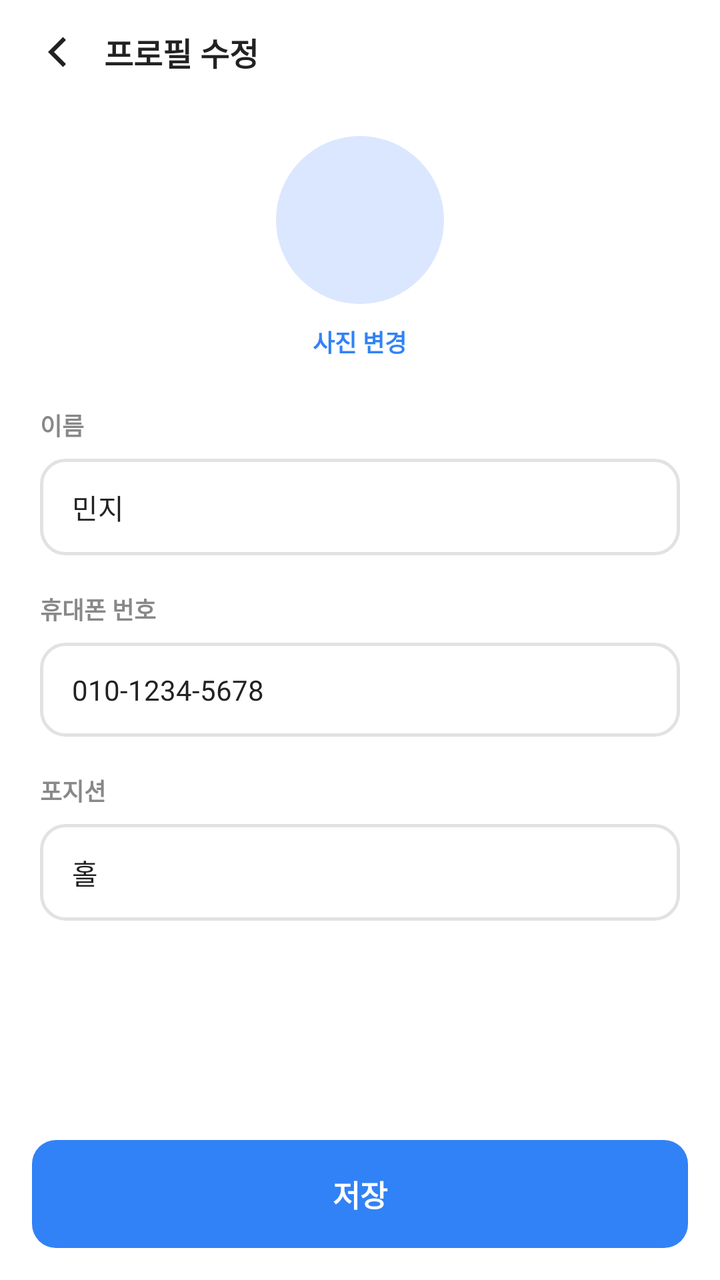
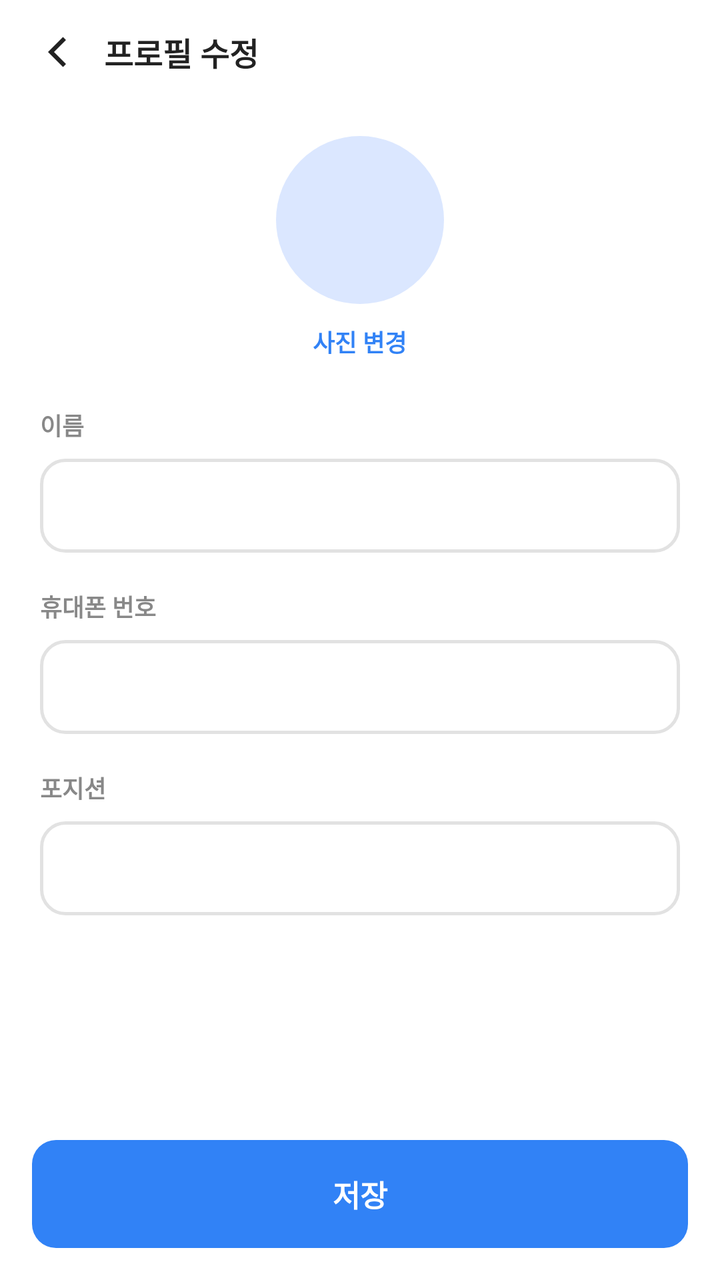

An Android layout rendered at two revisions. The XML below is the earlier revision; the diff shows what the commit changed to produce the second picture.
<!-- AndroidManifest.xml: application theme Theme.PTManagerEmployee -->
<!-- res/layout/activity_profile_edit.xml -->
<?xml version="1.0" encoding="utf-8"?>
<LinearLayout xmlns:android="http://schemas.android.com/apk/res/android"
    android:id="@+id/profile_root"
    android:layout_width="match_parent"
    android:layout_height="match_parent"
    android:orientation="vertical"
    android:background="@color/white">

    <LinearLayout
        android:layout_width="match_parent"
        android:layout_height="wrap_content"
        android:orientation="horizontal"
        android:gravity="center_vertical"
        android:paddingHorizontal="8dp"
        android:paddingVertical="6dp">

        <ImageView
            android:id="@+id/btn_back"
            android:layout_width="40dp"
            android:layout_height="40dp"
            android:padding="8dp"
            android:src="@drawable/ic_back"
            android:background="?attr/selectableItemBackgroundBorderless"
            android:contentDescription="뒤로" />

        <TextView
            android:layout_width="wrap_content"
            android:layout_height="wrap_content"
            android:layout_marginStart="4dp"
            android:text="프로필 수정"
            android:textColor="@color/text_primary"
            android:textSize="16sp"
            android:textStyle="bold" />
    </LinearLayout>

    <ScrollView
        android:layout_width="match_parent"
        android:layout_height="0dp"
        android:layout_weight="1">

        <LinearLayout
            android:layout_width="match_parent"
            android:layout_height="wrap_content"
            android:orientation="vertical"
            android:paddingHorizontal="20dp"
            android:paddingTop="16dp"
            android:gravity="center_horizontal">

            <View
                android:layout_width="84dp"
                android:layout_height="84dp"
                android:background="@drawable/bg_circle_blue" />

            <TextView
                android:layout_width="wrap_content"
                android:layout_height="wrap_content"
                android:layout_marginTop="10dp"
                android:text="사진 변경"
                android:textColor="@color/brand_blue"
                android:textSize="12sp"
                android:textStyle="bold" />

            <TextView
                android:layout_width="match_parent"
                android:layout_height="wrap_content"
                android:layout_marginTop="24dp"
                android:text="이름"
                android:textColor="@color/text_secondary"
                android:textSize="12sp"
                android:textStyle="bold" />

            <EditText
                android:id="@+id/input_name"
                android:layout_width="match_parent"
                android:layout_height="wrap_content"
                android:layout_marginTop="8dp"
                android:background="@drawable/bg_input"
                android:text="민지"
                android:textColor="@color/text_primary"
                android:textSize="14sp"
                android:inputType="text"
                android:paddingHorizontal="16dp"
                android:paddingVertical="14dp" />

            <TextView
                android:layout_width="match_parent"
                android:layout_height="wrap_content"
                android:layout_marginTop="18dp"
                android:text="휴대폰 번호"
                android:textColor="@color/text_secondary"
                android:textSize="12sp"
                android:textStyle="bold" />

            <EditText
                android:layout_width="match_parent"
                android:layout_height="wrap_content"
                android:layout_marginTop="8dp"
                android:background="@drawable/bg_input"
                android:text="010-1234-5678"
                android:textColor="@color/text_primary"
                android:textSize="14sp"
                android:inputType="phone"
                android:paddingHorizontal="16dp"
                android:paddingVertical="14dp" />

            <TextView
                android:layout_width="match_parent"
                android:layout_height="wrap_content"
                android:layout_marginTop="18dp"
                android:text="포지션"
                android:textColor="@color/text_secondary"
                android:textSize="12sp"
                android:textStyle="bold" />

            <EditText
                android:layout_width="match_parent"
                android:layout_height="wrap_content"
                android:layout_marginTop="8dp"
                android:background="@drawable/bg_input"
                android:text="홀"
                android:textColor="@color/text_primary"
                android:textSize="14sp"
                android:inputType="text"
                android:paddingHorizontal="16dp"
                android:paddingVertical="14dp" />
        </LinearLayout>
    </ScrollView>

    <TextView
        android:id="@+id/btn_save"
        android:layout_width="match_parent"
        android:layout_height="wrap_content"
        android:layout_margin="16dp"
        android:background="@drawable/bg_btn_primary"
        android:text="저장"
        android:textColor="@color/white"
        android:textSize="15sp"
        android:textStyle="bold"
        android:gravity="center"
        android:paddingVertical="16dp"
        android:foreground="?attr/selectableItemBackground" />
</LinearLayout>
<!-- resources referenced by this layout -->
<resources>
  <color name="brand_blue">#3182F6</color>
  <color name="text_primary">#222222</color>
  <color name="text_secondary">#888888</color>
  <color name="white">#FFFFFFFF</color>
  <!-- drawable bg_btn_primary (drawable) -->
  <?xml version="1.0" encoding="utf-8"?>
  <shape xmlns:android="http://schemas.android.com/apk/res/android" android:shape="rectangle">
      <solid android:color="@color/brand_blue" />
      <corners android:radius="12dp" />
  </shape>
  <!-- drawable bg_circle_blue (drawable) -->
  <?xml version="1.0" encoding="utf-8"?>
  <shape xmlns:android="http://schemas.android.com/apk/res/android" android:shape="oval">
      <solid android:color="@color/brand_blue_chip" />
  </shape>
  <!-- drawable bg_input (drawable) -->
  <?xml version="1.0" encoding="utf-8"?>
  <shape xmlns:android="http://schemas.android.com/apk/res/android" android:shape="rectangle">
      <solid android:color="@color/white" />
      <corners android:radius="12dp" />
      <stroke android:width="1.5dp" android:color="@color/input_border" />
  </shape>
  <!-- drawable ic_back (drawable) -->
  <vector xmlns:android="http://schemas.android.com/apk/res/android"
      android:width="24dp" android:height="24dp"
      android:viewportWidth="24" android:viewportHeight="24">
      <path android:fillColor="#222222"
          android:pathData="M15.5,4.5l-7.5,7.5l7.5,7.5l1.5,-1.5l-6,-6l6,-6z" />
  </vector>
  <style name="Theme.PTManagerEmployee" parent="Base.Theme.PTManagerEmployee" />
  <color name="brand_blue_chip">#DBE7FF</color>
  <color name="input_border">#E2E2E2</color>
  <style name="Base.Theme.PTManagerEmployee" parent="Theme.Material3.Light.NoActionBar">
          <item name="colorPrimary">@color/brand_blue</item>
          <item name="colorOnPrimary">@color/white</item>
          <item name="colorSurface">@color/white</item>
          <item name="colorOnSurface">@color/text_primary</item>
          <item name="android:colorBackground">@color/white</item>
          <item name="android:statusBarColor">@color/white</item>
          <item name="android:navigationBarColor">@color/white</item>
          <item name="android:windowLightStatusBar">true</item>
          <item name="android:windowLightNavigationBar" tools:targetApi="o_mr1">true</item>
      </style>
</resources>

<!-- the commit's change to res/layout/activity_profile_edit.xml (unified diff, before → after) -->
@@ -75,7 +75,7 @@
                 android:layout_height="wrap_content"
                 android:layout_marginTop="8dp"
                 android:background="@drawable/bg_input"
-                android:text="민지"
+                android:text=""
                 android:textColor="@color/text_primary"
                 android:textSize="14sp"
                 android:inputType="text"
@@ -96,7 +96,7 @@
                 android:layout_height="wrap_content"
                 android:layout_marginTop="8dp"
                 android:background="@drawable/bg_input"
-                android:text="010-1234-5678"
+                android:text=""
                 android:textColor="@color/text_primary"
                 android:textSize="14sp"
                 android:inputType="phone"
@@ -117,7 +117,7 @@
                 android:layout_height="wrap_content"
                 android:layout_marginTop="8dp"
                 android:background="@drawable/bg_input"
-                android:text="홀"
+                android:text=""
                 android:textColor="@color/text_primary"
                 android:textSize="14sp"
                 android:inputType="text"
